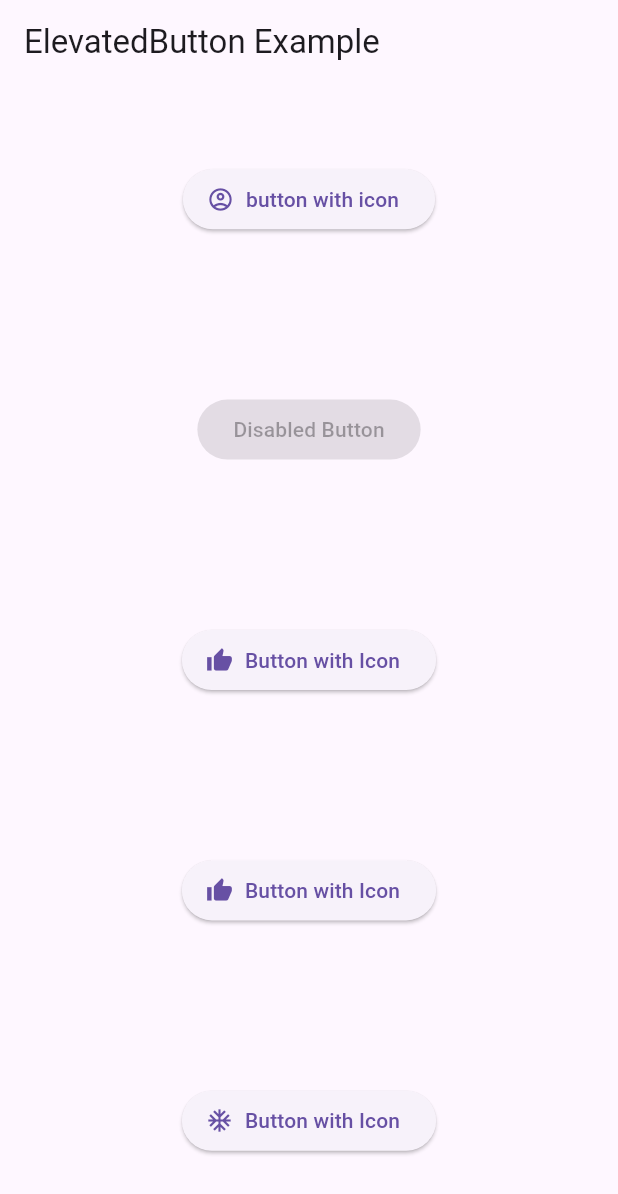
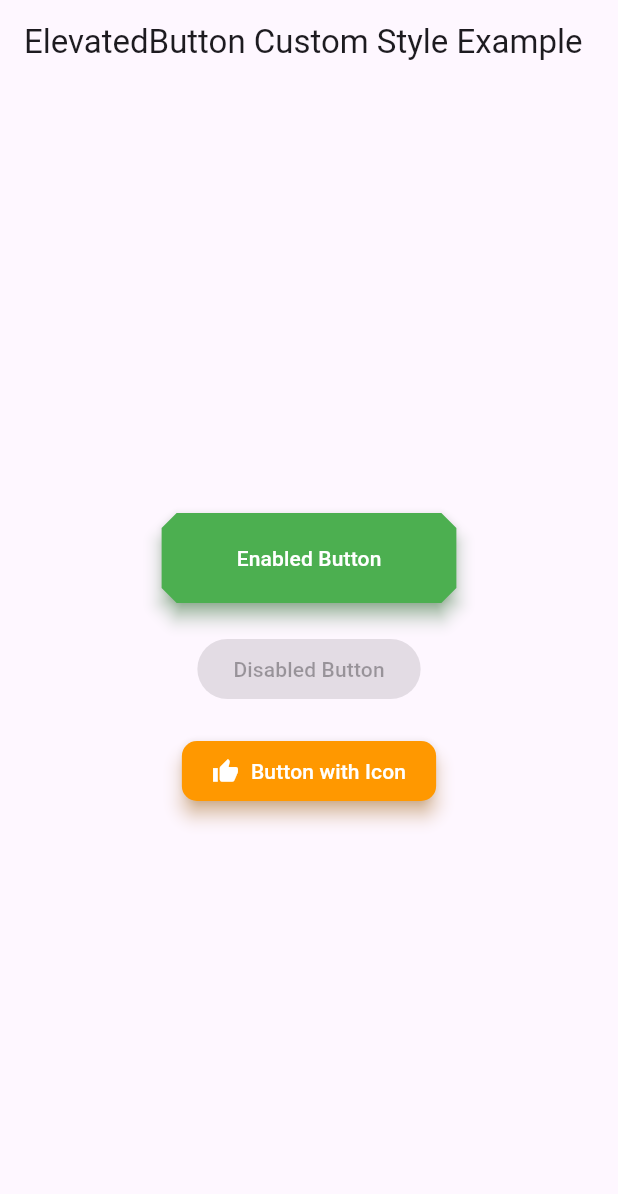
Before and after one commit to ashutosh-1508/ash_02, a Flutter app: the screen it shows after launch, on a phone screen of 412 x 824 dp. Shown: the top 1194 px of the screen. Run offline on Flutter 3.47's test engine with Material 3 defaults, Android fonts, the phone set to English and light mode, and no system bars.

Commit message:
elevatedButton custom styling

```diff
--- a/lib/main.dart
+++ b/lib/main.dart
@@ -1,4 +1,5 @@
 import 'package:flutter/material.dart';
+import 'package:flutter/painting.dart';
 
 void main() {
   runApp(MyApp());
@@ -10,45 +11,60 @@ class MyApp extends StatelessWidget {
     return MaterialApp(
       home: Scaffold(
         appBar: AppBar(
-          title: Text('ElevatedButton Example'),
+          title: Text('ElevatedButton Custom Style Example'),
         ),
         body: Center(
           child: Column(
-            mainAxisAlignment: MainAxisAlignment.spaceAround,
-            children: [
-              ElevatedButton.icon(
-                icon: const Icon(Icons.account_circle_outlined),
-                label: const Text('button with icon'),
-                onPressed: () {
-                  print('Button Pressed');
-                },
-                //child: Text('Enabled Button'),
+            mainAxisAlignment: MainAxisAlignment.center,
+            children: <Widget>[
+              ElevatedButton(
+
+                onPressed:
+                     () {
+                   print('Enabled Button Pressed');
+                 },
+                style: ElevatedButton.styleFrom(
+
+                  backgroundColor: Colors.green, // Background color
+                  foregroundColor: Colors.white, // Text color
+                  shadowColor: Colors.green, // Shadow color
+                  elevation: 5, // Elevation
+                  shape:BeveledRectangleBorder(
+                    borderRadius: BorderRadius.horizontal(
+                      right: Radius.elliptical(10,10),
+                      left: Radius.elliptical(10, 10),
+                    ), // Rounded corners
+                  ),
+                  padding: EdgeInsets.symmetric(horizontal: 50, vertical: 20), // Padding
+                ),
+                child: Text('Enabled Button'),
               ),
-              //const SizedBox(height: 20),
-              const ElevatedButton(
-                onPressed: null, // Disabled state
+              SizedBox(height: 20,width: 20,),
+              ElevatedButton(
+                onPressed: null,
+                style: ElevatedButton.styleFrom(
+                  backgroundColor: Colors.grey, // Background color
+                  foregroundColor: Colors.red, // Text color
+                ),
                 child: Text('Disabled Button'),
               ),
-              //const SizedBox(height: 20),
+              SizedBox(height: 20),
               ElevatedButton.icon(
                 onPressed: () {
                   print('Icon Button Pressed');
                 },
-                icon: const Icon(Icons.thumb_up),
-                label: const Text('Button with Icon'),
-              ), ElevatedButton.icon(
-                onPressed: () {
-                  print('Icon Button Pressed');
-                },
-                icon: const Icon(Icons.thumb_up),
-                label: const Text('Button with Icon'),
-              ), ElevatedButton.icon(
-                onPressed: () {
-                  print('Icon Button Pressed');
-                },
-
-                icon: const Icon(Icons.ac_unit),
-                label: const Text('Button with Icon'),
+                icon: Icon(Icons.thumb_up),
+                label: Text('Button with Icon'),
+                style: ElevatedButton.styleFrom(
+                  backgroundColor: Colors.orange, // Background color
+                  foregroundColor: Colors.white, // Text color
+                  shadowColor: Colors.orangeAccent, // Shadow color
+                  elevation: 5, // Elevation
+                  shape: RoundedRectangleBorder(
+                    borderRadius: BorderRadius.circular(10.0), // Rounded corners
+                  ),
+                  padding: EdgeInsets.symmetric(horizontal: 20, vertical: 10), // Padding
+                ),
               ),
             ],
           ),
```
